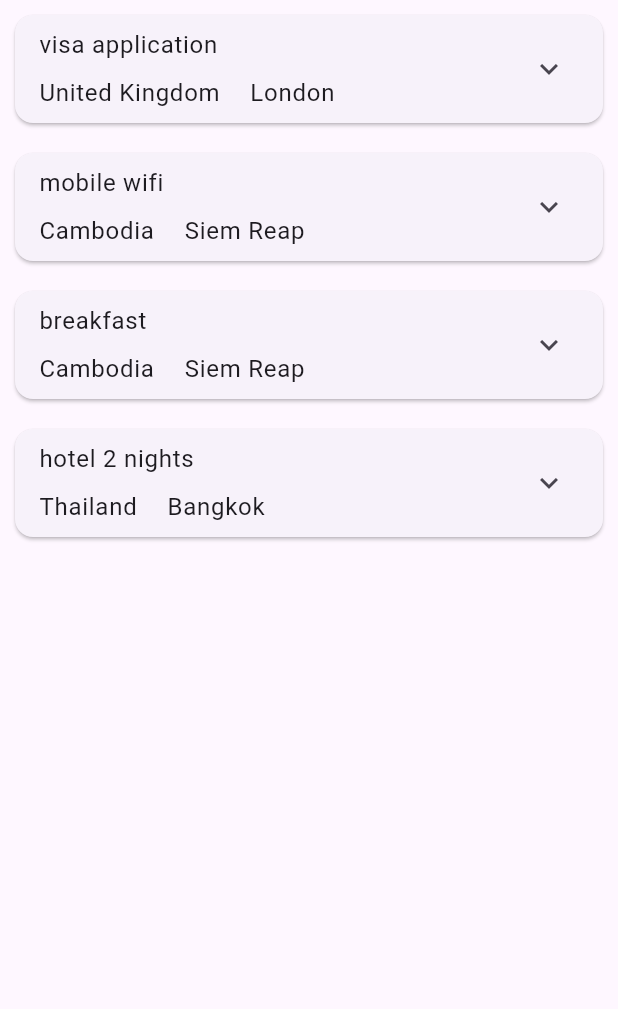
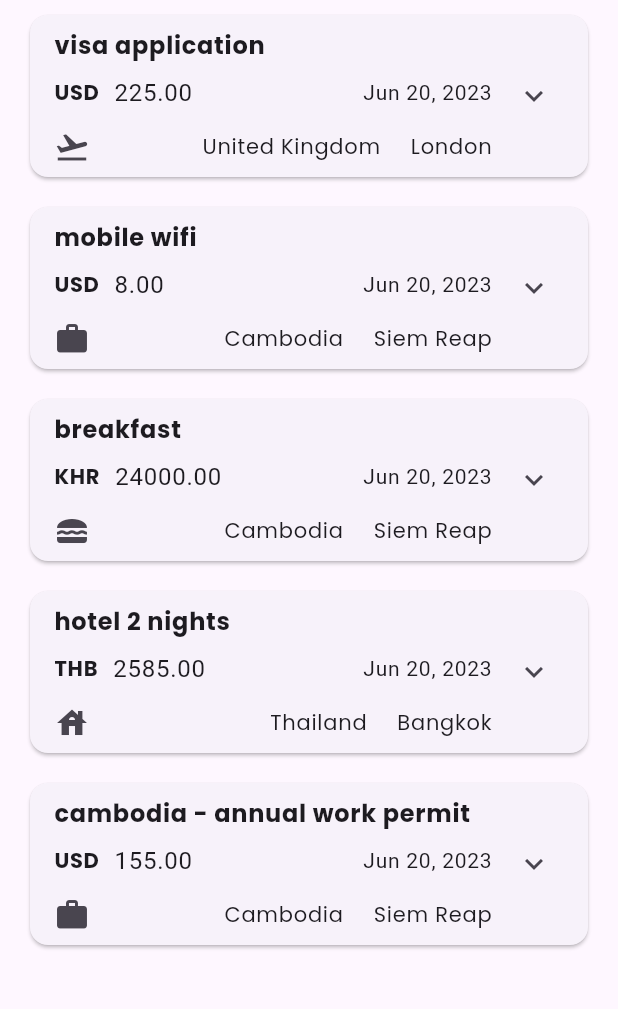
Before and after one commit to carlstep/expense_tracker_2, a Flutter app: the screen it shows after launch, on a phone screen of 412 x 824 dp, the part 114-1123 px from its top. Run offline on Flutter 3.47's test engine with Material 2 defaults, Android fonts, the light colour scheme and no system bars; our stand-ins replace google_fonts.

Commit message:
style, organise ExpansionTile

```diff
--- a/lib/widgets/expenses.dart
+++ b/lib/widgets/expenses.dart
@@ -64,6 +64,19 @@ class _ExpensesState extends State<Expenses> {
       altTwoCurrency: 'EUR',
       altTwoCurrencyAmount: 00.1,
     ),
+    Expense(
+      title: 'cambodia - annual work permit',
+      date: DateTime.now(),
+      category: Category.work,
+      transactionCurrencyAmount: 155.00,
+      transactionCurrency: 'USD',
+      altOneCurrencyAmount: 620000,
+      altOneCurrency: 'KHR',
+      transactionCountry: 'Cambodia',
+      transactionLocation: 'Siem Reap',
+      altTwoCurrency: 'EUR',
+      altTwoCurrencyAmount: 00.1,
+    ),
   ];
 
   void _openAddExpenseOverlay() {
--- a/lib/widgets/expenses_list/expense_item.dart
+++ b/lib/widgets/expenses_list/expense_item.dart
@@ -2,6 +2,7 @@
 import 'package:flutter/material.dart';
 
 import 'package:expense_tracker_2/models/expense.dart';
+import 'package:google_fonts/google_fonts.dart';
 
 class ExpenseItem extends StatelessWidget {
   const ExpenseItem({
@@ -14,9 +15,9 @@ class ExpenseItem extends StatelessWidget {
   @override
   Widget build(BuildContext context) {
     return Card(
-      margin: const EdgeInsets.all(10),
+      margin: const EdgeInsets.symmetric(horizontal: 20, vertical: 10),
       child: ExpansionTile(
-        childrenPadding: const EdgeInsets.all(12),
+        childrenPadding: const EdgeInsets.all(20),
         shape: const RoundedRectangleBorder(
           borderRadius: BorderRadius.all(
             Radius.circular(10),
@@ -31,53 +32,68 @@ class ExpenseItem extends StatelessWidget {
         title: Column(
           crossAxisAlignment: CrossAxisAlignment.start,
           children: [
-            Text(expense.title),
+            Row(
+              children: [
+                Text(
+                  expense.title,
+                  style: GoogleFonts.poppins(
+                    fontSize: 16,
+                    fontWeight: FontWeight.bold,
+                  ),
+                ),
+              ],
+            ),
             const SizedBox(
               height: 8,
             ),
             Row(
               children: [
-                Text(expense.transactionCountry),
+                Text(
+                  expense.transactionCurrency,
+                  style: GoogleFonts.poppins(
+                    fontSize: 14,
+                    fontWeight: FontWeight.bold,
+                  ),
+                ),
+                const SizedBox(
+                  width: 10,
+                ),
+                Text(expense.transactionCurrencyAmount.toStringAsFixed(2)),
+                const Spacer(),
+                Text(
+                  expense.formattedDate,
+                  style: TextStyle(fontSize: 14),
+                ),
+              ],
+            ),
+            SizedBox(
+              height: 12,
+            ),
+            Row(
+              mainAxisAlignment: MainAxisAlignment.end,
+              children: [
+                Icon(categoryItems[expense.category]),
+                Spacer(),
+                Text(
+                  expense.transactionCountry,
+                  style: GoogleFonts.poppins(
+                    fontSize: 14,
+                  ),
+                ),
                 const SizedBox(
                   width: 20,
                 ),
-                Text(expense.transactionLocation),
+                Text(
+                  expense.transactionLocation,
+                  style: GoogleFonts.poppins(
+                    fontSize: 14,
+                  ),
+                ),
               ],
             ),
           ],
         ),
         children: [
-          Column(
-            mainAxisAlignment: MainAxisAlignment.start,
-            children: [
-              Row(
-                children: [
-                  Column(
-                    crossAxisAlignment: CrossAxisAlignment.start,
-                    children: [
-                      Text(expense.transactionCurrency),
-                      const SizedBox(
-                        width: 8,
-                      ),
-                      Text(
-                          expense.transactionCurrencyAmount.toStringAsFixed(2)),
-                    ],
-                  ),
-                  const Spacer(),
-                  Column(
-                    crossAxisAlignment: CrossAxisAlignment.end,
-                    children: [
-                      Icon(categoryItems[expense.category]),
-                      Text(
-                        expense.formattedDate,
-                      ),
-                    ],
-                  ),
-                ],
-              ),
-              const SizedBox(
-                height: 12,
-              ),
           const Divider(),
           Row(
             children: [
@@ -105,8 +121,6 @@ class ExpenseItem extends StatelessWidget {
           ),
         ],
       ),
-        ],
-      ),
     );
   }
 }
--- a/pubspec.yaml
+++ b/pubspec.yaml
@@ -9,6 +9,7 @@ environment:
 dependencies:
   flutter:
     sdk: flutter
+  google_fonts: ^5.1.0
   intl: ^0.18.1
   uuid: ^3.0.7
 
```
Also changed, not shown: pubspec.lock, 7 other files. Lines whose indentation alone changed are shown as unchanged.
